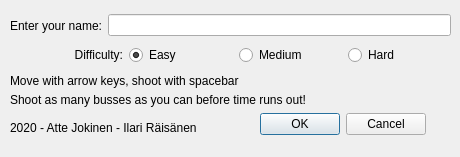
Above: Game/startdialog.ui from Iledius/NysseGame before the change. Below: the same form after it.
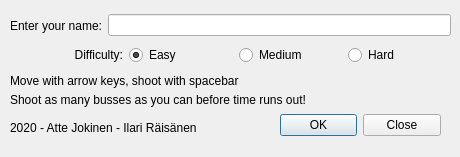
That is the form after the change.

Commit message: Finalized UI, started adding scoring system

```diff
--- a/Game/startdialog.ui
+++ b/Game/startdialog.ui
@@ -29,14 +29,17 @@
   <widget class="QDialogButtonBox" name="buttonBox_2">
    <property name="geometry">
     <rect>
-     <x>260</x>
+     <x>280</x>
      <y>110</y>
-     <width>166</width>
-     <height>28</height>
+     <width>161</width>
+     <height>31</height>
     </rect>
    </property>
    <property name="standardButtons">
-    <set>QDialogButtonBox::Cancel|QDialogButtonBox::Ok</set>
+    <set>QDialogButtonBox::Close|QDialogButtonBox::Ok</set>
+   </property>
+   <property name="centerButtons">
+    <bool>false</bool>
    </property>
   </widget>
   <widget class="QWidget" name="horizontalLayoutWidget">
```
The commit also changes 6 other files.
